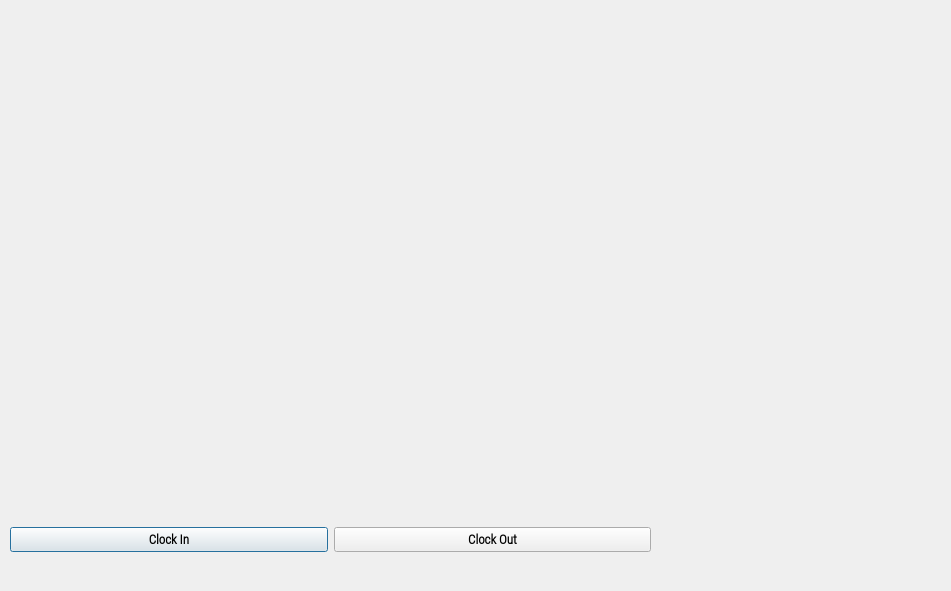
Qt form outputwindow.ui (meetshah17/Face-Recognition-Employee-Tracker) before a commit.
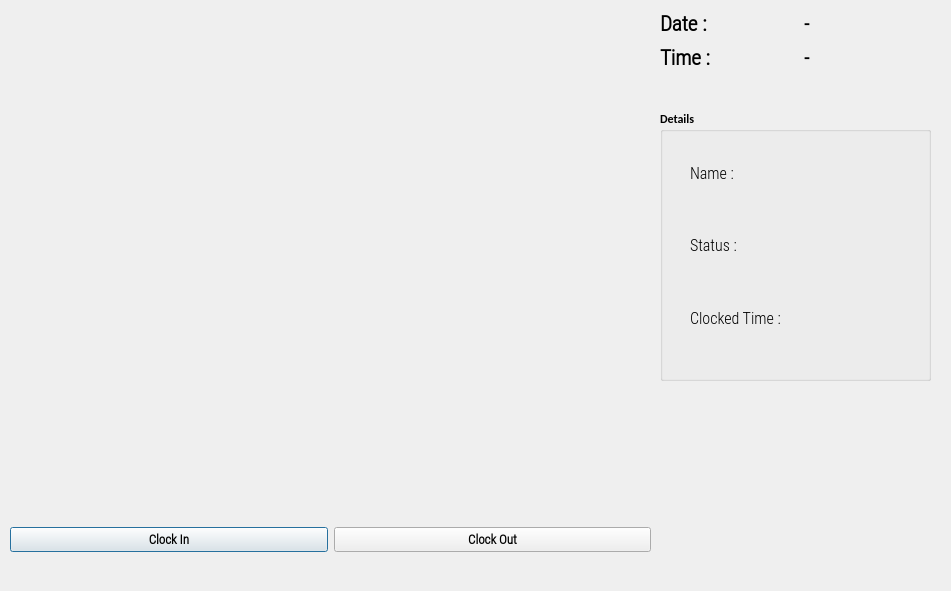
The same form after that commit. Icons and pictures are not drawn.

Diff of the .ui file:
```diff
--- a/outputwindow.ui
+++ b/outputwindow.ui
@@ -109,6 +109,224 @@
     </item>
    </layout>
   </widget>
+  <widget class="QWidget" name="gridLayoutWidget">
+   <property name="geometry">
+    <rect>
+     <x>660</x>
+     <y>10</y>
+     <width>281</width>
+     <height>61</height>
+    </rect>
+   </property>
+   <layout class="QGridLayout" name="gridLayout_2">
+    <item row="0" column="0">
+     <widget class="QLabel" name="label">
+      <property name="font">
+       <font>
+        <family>Roboto Condensed Light</family>
+        <pointsize>16</pointsize>
+        <weight>75</weight>
+        <bold>true</bold>
+       </font>
+      </property>
+      <property name="text">
+       <string>Date :</string>
+      </property>
+     </widget>
+    </item>
+    <item row="0" column="1">
+     <widget class="QLabel" name="Date_Label">
+      <property name="font">
+       <font>
+        <family>Roboto Condensed Light</family>
+        <pointsize>15</pointsize>
+        <weight>75</weight>
+        <bold>true</bold>
+       </font>
+      </property>
+      <property name="text">
+       <string>-</string>
+      </property>
+     </widget>
+    </item>
+    <item row="1" column="0">
+     <widget class="QLabel" name="label_2">
+      <property name="font">
+       <font>
+        <family>Roboto Condensed Light</family>
+        <pointsize>16</pointsize>
+        <weight>75</weight>
+        <bold>true</bold>
+       </font>
+      </property>
+      <property name="text">
+       <string>Time :</string>
+      </property>
+     </widget>
+    </item>
+    <item row="1" column="1">
+     <widget class="QLabel" name="Time_Label">
+      <property name="font">
+       <font>
+        <family>Roboto Condensed Light</family>
+        <pointsize>15</pointsize>
+        <weight>75</weight>
+        <bold>true</bold>
+       </font>
+      </property>
+      <property name="text">
+       <string>-</string>
+      </property>
+     </widget>
+    </item>
+   </layout>
+  </widget>
+  <widget class="QGroupBox" name="groupBox">
+   <property name="geometry">
+    <rect>
+     <x>660</x>
+     <y>110</y>
+     <width>271</width>
+     <height>271</height>
+    </rect>
+   </property>
+   <property name="title">
+    <string>Details</string>
+   </property>
+   <widget class="QWidget" name="verticalLayoutWidget">
+    <property name="geometry">
+     <rect>
+      <x>30</x>
+      <y>30</y>
+      <width>97</width>
+      <height>211</height>
+     </rect>
+    </property>
+    <layout class="QVBoxLayout" name="verticalLayout">
+     <item>
+      <widget class="QLabel" name="label_3">
+       <property name="font">
+        <font>
+         <family>Roboto Condensed Light</family>
+         <pointsize>12</pointsize>
+         <weight>50</weight>
+         <bold>false</bold>
+        </font>
+       </property>
+       <property name="text">
+        <string>Name : </string>
+       </property>
+      </widget>
+     </item>
+     <item>
+      <widget class="QLabel" name="label_4">
+       <property name="font">
+        <font>
+         <family>Roboto Condensed Light</family>
+         <pointsize>12</pointsize>
+         <weight>50</weight>
+         <bold>false</bold>
+        </font>
+       </property>
+       <property name="text">
+        <string>Status :</string>
+       </property>
+      </widget>
+     </item>
+     <item>
+      <widget class="QLabel" name="label_5">
+       <property name="font">
+        <font>
+         <family>Roboto Condensed Light</family>
+         <pointsize>12</pointsize>
+         <weight>50</weight>
+         <bold>false</bold>
+        </font>
+       </property>
+       <property name="text">
+        <string>Clocked Time : </string>
+       </property>
+      </widget>
+     </item>
+    </layout>
+   </widget>
+   <widget class="QWidget" name="verticalLayoutWidget_2">
+    <property name="geometry">
+     <rect>
+      <x>120</x>
+      <y>30</y>
+      <width>131</width>
+      <height>211</height>
+     </rect>
+    </property>
+    <layout class="QVBoxLayout" name="verticalLayout_2">
+     <item>
+      <widget class="QLabel" name="NameLabel">
+       <property name="font">
+        <font>
+         <family>Roboto Condensed Light</family>
+         <pointsize>12</pointsize>
+         <weight>50</weight>
+         <bold>false</bold>
+        </font>
+       </property>
+       <property name="text">
+        <string/>
+       </property>
+      </widget>
+     </item>
+     <item>
+      <widget class="QLabel" name="StatusLabel">
+       <property name="font">
+        <font>
+         <family>Roboto Condensed Light</family>
+         <pointsize>12</pointsize>
+         <weight>50</weight>
+         <bold>false</bold>
+        </font>
+       </property>
+       <property name="text">
+        <string/>
+       </property>
+      </widget>
+     </item>
+     <item>
+      <layout class="QHBoxLayout" name="horizontalLayout_2">
+       <item>
+        <widget class="QLabel" name="HoursLabel">
+         <property name="font">
+          <font>
+           <family>Roboto Condensed Light</family>
+           <pointsize>12</pointsize>
+           <weight>50</weight>
+           <bold>false</bold>
+          </font>
+         </property>
+         <property name="text">
+          <string/>
+         </property>
+        </widget>
+       </item>
+       <item>
+        <widget class="QLabel" name="MinLabel">
+         <property name="font">
+          <font>
+           <family>Roboto Condensed Light</family>
+           <pointsize>12</pointsize>
+           <weight>50</weight>
+           <bold>false</bold>
+          </font>
+         </property>
+         <property name="text">
+          <string/>
+         </property>
+        </widget>
+       </item>
+      </layout>
+     </item>
+    </layout>
+   </widget>
+  </widget>
  </widget>
  <resources>
   <include location="resource.qrc"/>
```
